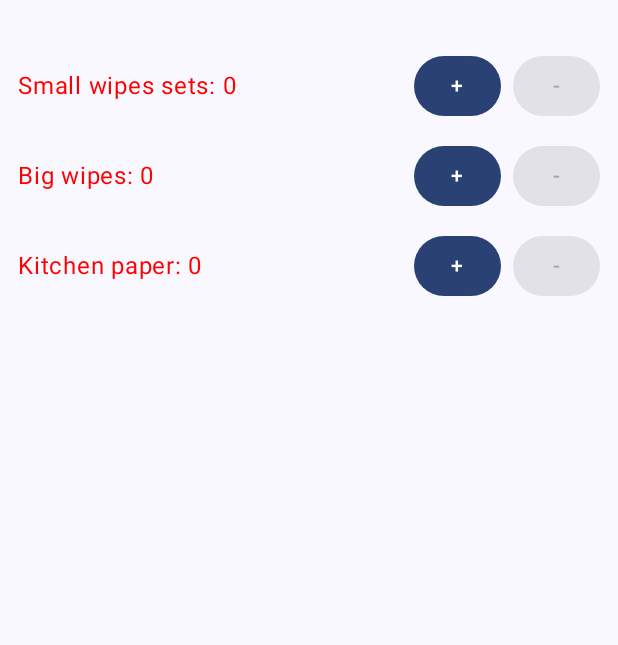
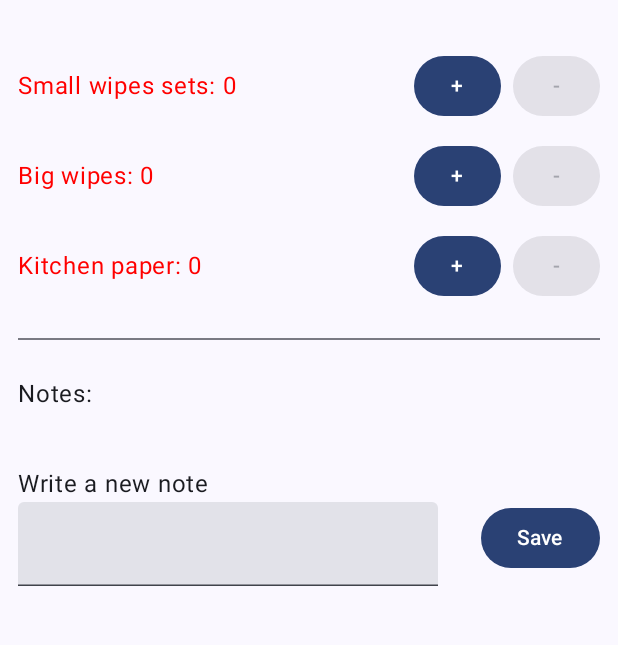
Before and after one commit to nicolegeorgieva/my-inventory, an Android app built with Jetpack Compose: the screen it shows after launch (MainActivity), on a phone screen of 412 x 824 dp, the part 76-721 px from its top. Run offline under Robolectric (Android 15) with nearby library versions, the phone set to English and light mode, and no system bars.

```diff
--- a/app/build.gradle.kts
+++ b/app/build.gradle.kts
@@ -69,4 +69,7 @@ dependencies {
     debugImplementation(libs.ui.test.manifest)
 
     implementation(libs.androidx.datastore.preferences)
+
+    implementation(libs.ktor.client.core)
+    implementation(libs.ktor.client.android)
 }
--- a/app/src/main/java/com/example/inventory/screen/HomeScreen.kt
+++ b/app/src/main/java/com/example/inventory/screen/HomeScreen.kt
@@ -11,14 +11,19 @@ import androidx.compose.foundation.layout.width
 import androidx.compose.material.icons.Icons
 import androidx.compose.material.icons.filled.Menu
 import androidx.compose.material3.Button
+import androidx.compose.material3.Divider
+import androidx.compose.material3.ExperimentalMaterial3Api
 import androidx.compose.material3.Icon
 import androidx.compose.material3.IconButton
 import androidx.compose.material3.Text
+import androidx.compose.material3.TextField
 import androidx.compose.runtime.Composable
 import androidx.compose.runtime.collectAsState
 import androidx.compose.runtime.getValue
+import androidx.compose.runtime.mutableStateOf
 import androidx.compose.runtime.remember
 import androidx.compose.runtime.rememberCoroutineScope
+import androidx.compose.runtime.setValue
 import androidx.compose.ui.Alignment
 import androidx.compose.ui.Modifier
 import androidx.compose.ui.graphics.Color
@@ -47,6 +52,7 @@ enum class QuantityChange {
     INCREMENT, DECREMENT
 }
 
+@OptIn(ExperimentalMaterial3Api::class)
 @Composable
 fun HomeScreen(
     navigateTo: (Screen) -> Unit
@@ -115,6 +121,39 @@ fun HomeScreen(
             requiredCount = KITCHEN_PAPER_REQUIRED_COUNT,
             key = KITCHEN_PAPER_KEY
         )
+
+        Spacer(modifier = Modifier.height(24.dp))
+
+        Divider()
+
+        Spacer(modifier = Modifier.height(24.dp))
+
+        var text by remember { mutableStateOf("") }
+        var currentText by remember { mutableStateOf("") }
+
+        Text("Notes:")
+        Text(text = text)
+
+        Spacer(modifier = Modifier.height(12.dp))
+
+        Text(text = "Write a new note")
+
+        Row {
+            TextField(
+                value = currentText,
+                onValueChange = {
+                    currentText = it
+                })
+
+            Spacer(modifier = Modifier.weight(1f))
+
+            Button(onClick = {
+                text += "$currentText, "
+                currentText = ""
+            }) {
+                Text(text = "Save")
+            }
+        }
     }
 }
 
--- a/gradle/libs.versions.toml
+++ b/gradle/libs.versions.toml
@@ -1,11 +1,13 @@
 [versions]
-agp = "8.2.0-alpha05"
+agp = "8.2.0-alpha16"
 datastore-preferences = "1.0.0"
 kotlin = "1.8.10"
 core-ktx = "1.9.0"
 junit = "4.13.2"
 androidx-test-ext-junit = "1.1.5"
 espresso-core = "3.5.1"
+ktor-client-android = "1.6.0"
+ktor-client-core = "2.3.3"
 lifecycle-runtime-ktx = "2.6.1"
 activity-compose = "1.7.2"
 compose-bom = "2023.03.00"
@@ -16,6 +18,8 @@ core-ktx = { group = "androidx.core", name = "core-ktx", version.ref = "core-ktx
 junit = { group = "junit", name = "junit", version.ref = "junit" }
 androidx-test-ext-junit = { group = "androidx.test.ext", name = "junit", version.ref = "androidx-test-ext-junit" }
 espresso-core = { group = "androidx.test.espresso", name = "espresso-core", version.ref = "espresso-core" }
+ktor-client-android = { module = "io.ktor:ktor-client-android", version.ref = "ktor-client-android" }
+ktor-client-core = { module = "io.ktor:ktor-client-core", version.ref = "ktor-client-core" }
 lifecycle-runtime-ktx = { group = "androidx.lifecycle", name = "lifecycle-runtime-ktx", version.ref = "lifecycle-runtime-ktx" }
 activity-compose = { group = "androidx.activity", name = "activity-compose", version.ref = "activity-compose" }
 compose-bom = { group = "androidx.compose", name = "compose-bom", version.ref = "compose-bom" }
```
Also changed, not shown: app/src/main/java/com/example/inventory/request/KtorClient.kt (added, +14 -0 lines), gradle/wrapper/gradle-wrapper.properties.
